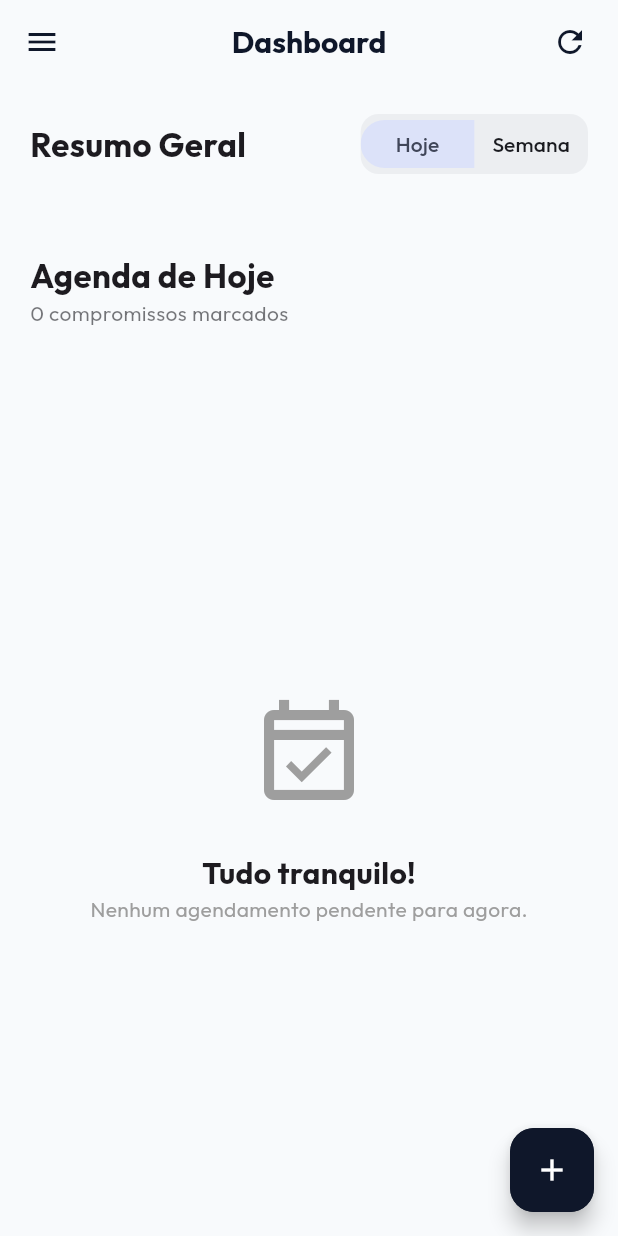
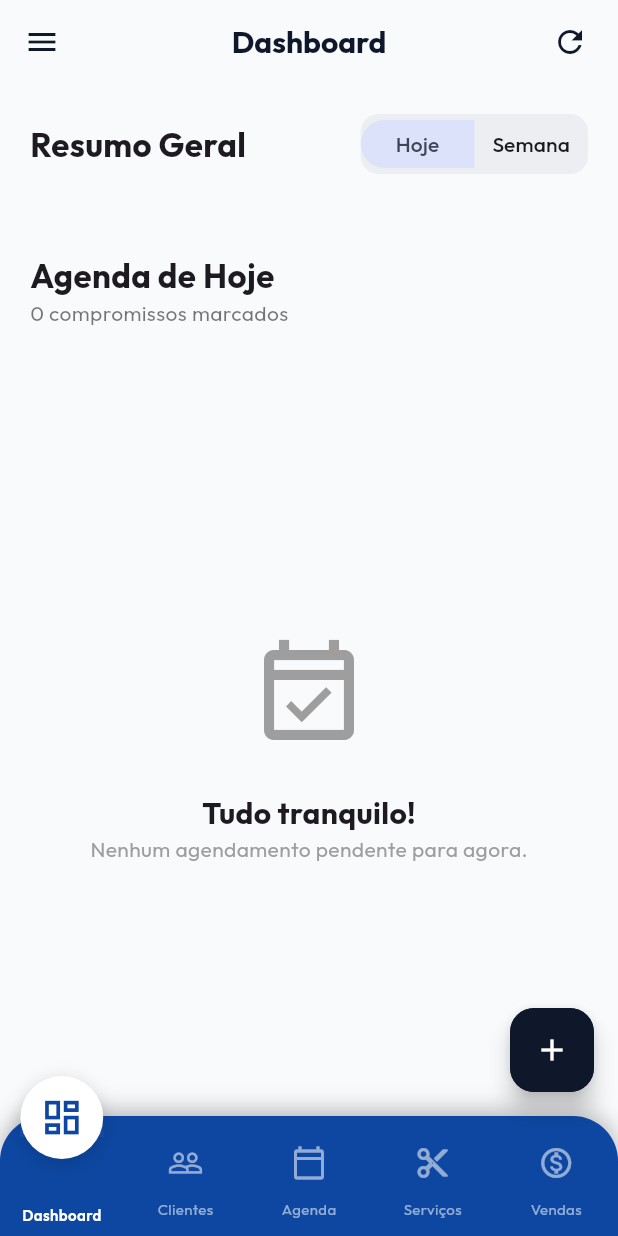
Before and after one commit to WildDuck-exe/klipperTesteWeb, a Flutter app: the HomeScreen screen opened directly, on a phone screen of 412 x 824 dp. Run offline on Flutter 3.47's test engine with Material 3 defaults, Android fonts, the phone set to English and light mode, and no system bars; our stand-ins replace firebase_core, firebase_messaging, flutter_dotenv, google_fonts, shared_preferences; accounts and stored records are empty; network calls fail.

Commit message:
feat: magic bottom navigation bar com efeito flutuante
- Novo widget MagicBottomNav com ícone ativo que flutua pra cima
  em círculo branco com entalhe curvado na barra
- Integrado ao home_screen (mobile only)
- 5 items: Dashboard, Clientes, Agenda, Serviços, Vendas

Co-Authored-By: Claude Opus 4.6 <noreply@openclaude.dev>

```diff
--- a/barbearia-frontend/lib/screens/home_screen.dart
+++ b/barbearia-frontend/lib/screens/home_screen.dart
@@ -5,6 +5,7 @@ import 'package:animations/animations.dart';
 
 import '../services/api_service.dart';
 import '../widgets/agenda_card.dart';
+import '../widgets/magic_bottom_nav.dart';
 import 'clientes_screen.dart';
 import 'servicos_screen.dart';
 import 'agendamentos_screen.dart';
@@ -115,7 +116,14 @@ class _HomeScreenState extends State<HomeScreen> {
               ),
               drawer: !isDesktop ? _buildDrawer() : null,
               body: _buildMainContent(),
-              floatingActionButton: OpenContainer(
+              bottomNavigationBar: _selectedIndex < 5 ? MagicBottomNav(
+                currentIndex: _selectedIndex,
+                onTap: (index) {
+                  setState(() => _selectedIndex = index);
+                  _handleNavigation(index);
+                },
+              ) : null,
+              floatingActionButton: _selectedIndex < 5 ? OpenContainer(
                 transitionType: ContainerTransitionType.fade,
                 openBuilder: (context, _) => const NovoAgendamentoScreen(),
                 closedElevation: 6.0,
@@ -127,7 +135,7 @@ class _HomeScreenState extends State<HomeScreen> {
                   foregroundColor: Colors.white,
                   child: const Icon(Icons.add),
                 ),
-              ),
+              ) : null,
             ),
           ),
         ],
@@ -164,11 +172,9 @@ class _HomeScreenState extends State<HomeScreen> {
     Widget screen;
     switch (index) {
       case 1: screen = const ClientesScreen(); break;
-      case 2: screen = const ServicosScreen(); break;
-      case 3: screen = const AgendamentosScreen(); break;
+      case 2: screen = const AgendamentosScreen(); break;
+      case 3: screen = const ServicosScreen(); break;
       case 4: screen = const FinanceiroScreen(); break;
-      case 5: screen = const SettingsScreen(); break;
-      case 6: screen = const AboutScreen(); break;
       default: return;
     }
     Navigator.push(context, PageRouteBuilder(
--- /dev/null
+++ b/barbearia-frontend/lib/widgets/magic_bottom_nav.dart
@@ -0,0 +1,249 @@
+import 'package:flutter/material.dart';
+import 'package:flutter/services.dart';
+
+/// Magic Bottom Navigation Bar
+/// Ícone ativo flutua pra cima com círculo branco + entalhe curvado na barra
+class MagicBottomNav extends StatefulWidget {
+  final int currentIndex;
+  final ValueChanged<int> onTap;
+
+  const MagicBottomNav({
+    super.key,
+    required this.currentIndex,
+    required this.onTap,
+  });
+
+  @override
+  State<MagicBottomNav> createState() => _MagicBottomNavState();
+}
+
+class _MagicBottomNavState extends State<MagicBottomNav>
+    with SingleTickerProviderStateMixin {
+  late AnimationController _controller;
+  late Animation<double> _floatAnimation;
+
+  @override
+  void initState() {
+    super.initState();
+    _controller = AnimationController(
+      duration: const Duration(milliseconds: 500),
+      vsync: this,
+    );
+    _floatAnimation = CurvedAnimation(
+      parent: _controller,
+      curve: Curves.easeInOut,
+    );
+  }
+
+  @override
+  void dispose() {
+    _controller.dispose();
+    super.dispose();
+  }
+
+  @override
+  void didUpdateWidget(MagicBottomNav oldWidget) {
+    super.didUpdateWidget(oldWidget);
+    if (oldWidget.currentIndex != widget.currentIndex) {
+      _controller.forward(from: 0);
+    }
+  }
+
+  @override
+  Widget build(BuildContext context) {
+    return Container(
+      height: 80,
+      decoration: const BoxDecoration(
+        color: Color(0xFF0D47A1),
+        borderRadius: BorderRadius.only(
+          topLeft: Radius.circular(30),
+          topRight: Radius.circular(30),
+        ),
+        boxShadow: [
+          BoxShadow(
+            color: Colors.black26,
+            blurRadius: 12,
+            offset: Offset(0, -4),
+          ),
+        ],
+      ),
+      child: Stack(
+        clipBehavior: Clip.none,
+        children: [
+          // Barra com entalhe curvado
+          Positioned.fill(
+            child: CustomPaint(
+              painter: _MagicNavPainter(
+                activeIndex: widget.currentIndex,
+                animValue: _floatAnimation.value,
+              ),
+            ),
+          ),
+          // Ícones de navegação
+          Row(
+            mainAxisAlignment: MainAxisAlignment.spaceAround,
+            children: List.generate(5, (index) {
+              return _MagicNavItem(
+                icon: _navIcons[index],
+                label: _navLabels[index],
+                isActive: widget.currentIndex == index,
+                animValue: _floatAnimation.value,
+                onTap: () {
+                  if (widget.currentIndex != index) {
+                    HapticFeedback.lightImpact();
+                    widget.onTap(index);
+                  }
+                },
+              );
+            }),
+          ),
+        ],
+      ),
+    );
+  }
+
+  static const List<IconData> _navIcons = [
+    Icons.dashboard_outlined,
+    Icons.people_outline,
+    Icons.calendar_today_outlined,
+    Icons.cut_outlined,
+    Icons.monetization_on_outlined,
+  ];
+
+  static const List<String> _navLabels = [
+    'Dashboard',
+    'Clientes',
+    'Agenda',
+    'Serviços',
+    'Vendas',
+  ];
+}
+
+class _MagicNavItem extends StatelessWidget {
+  final IconData icon;
+  final String label;
+  final bool isActive;
+  final double animValue;
+  final VoidCallback onTap;
+
+  const _MagicNavItem({
+    required this.icon,
+    required this.label,
+    required this.isActive,
+    required this.animValue,
+    required this.onTap,
+  });
+
+  @override
+  Widget build(BuildContext context) {
+    final double floatOffset = isActive ? -30 : 0;
+    final double scale = isActive ? 1.15 : 1.0;
+
+    return GestureDetector(
+      onTap: onTap,
+      behavior: HitTestBehavior.opaque,
+      child: SizedBox(
+        width: 65,
+        height: 80,
+        child: Column(
+          mainAxisAlignment: MainAxisAlignment.center,
+          children: [
+            AnimatedContainer(
+              duration: const Duration(milliseconds: 500),
+              curve: Curves.easeInOut,
+              transform: Matrix4.identity()
+                ..translate(0.0, floatOffset)
+                ..scale(scale),
+              transformAlignment: Alignment.center,
+              child: AnimatedContainer(
+                duration: const Duration(milliseconds: 500),
+                curve: Curves.easeInOut,
+                width: isActive ? 48 : 40,
+                height: isActive ? 48 : 40,
+                decoration: BoxDecoration(
+                  color: isActive
+                      ? Colors.white
+                      : Colors.white.withOpacity(0.0),
+                  shape: BoxShape.circle,
+                  boxShadow: isActive
+                      ? [
+                          BoxShadow(
+                            color: Colors.black.withOpacity(0.15),
+                            blurRadius: 8,
+                            offset: const Offset(0, 2),
+                          ),
+                        ]
+                      : null,
+                ),
+                child: Icon(
+                  icon,
+                  size: isActive ? 26 : 24,
+                  color: isActive
+                      ? const Color(0xFF0D47A1)
+                      : Colors.white.withOpacity(0.55),
+                ),
+              ),
+            ),
+            const SizedBox(height: 4),
+            AnimatedOpacity(
+              duration: const Duration(milliseconds: 300),
+              opacity: isActive ? 1.0 : 0.55,
+              child: Text(
+                label,
+                style: TextStyle(
+                  fontSize: 10,
+                  fontWeight: isActive ? FontWeight.w600 : FontWeight.normal,
+                  color: Colors.white,
+                ),
+              ),
+            ),
+          ],
+        ),
+      ),
+    );
+  }
+}
+
+/// CustomPainter que desenha o entalhe curvado na barra
+class _MagicNavPainter extends CustomPainter {
+  final int activeIndex;
+  final double animValue;
+
+  _MagicNavPainter({
+    required this.activeIndex,
+    required this.animValue,
+  });
+
+  @override
+  void paint(Canvas canvas, Size size) {
+    // O entalhe é desenhado pelo fundo da página (implied by MagicNav's container)
+    // Apenas desenhamos o brilho sutil na curva
+    final paint = Paint()
+      ..color = Colors.white.withOpacity(0.05)
+      ..style = PaintingStyle.fill;
+
+    // A posição do item ativo
+    final itemWidth = size.width / 5;
+    final centerX = (activeIndex * itemWidth) + (itemWidth / 2);
+
+    // RADIUS do círculo de corte
+    const radius = 28.0;
+    const topY = -14.0; // topo do entalhe
+
+    // Desenha o entalhe curvado (sombra interna)
+    final path = Path();
+    path.addArc(
+      Rect.fromCircle(center: Offset(centerX, topY + radius), radius: radius),
+      3.14159265359, // pi — começa da esquerda
+      3.14159265359, // pi — vai até a direita (semicírculo)
+    );
+
+    canvas.drawPath(path, paint);
+  }
+
+  @override
+  bool shouldRepaint(_MagicNavPainter oldDelegate) {
+    return oldDelegate.activeIndex != activeIndex ||
+        oldDelegate.animValue != animValue;
+  }
+}
```
